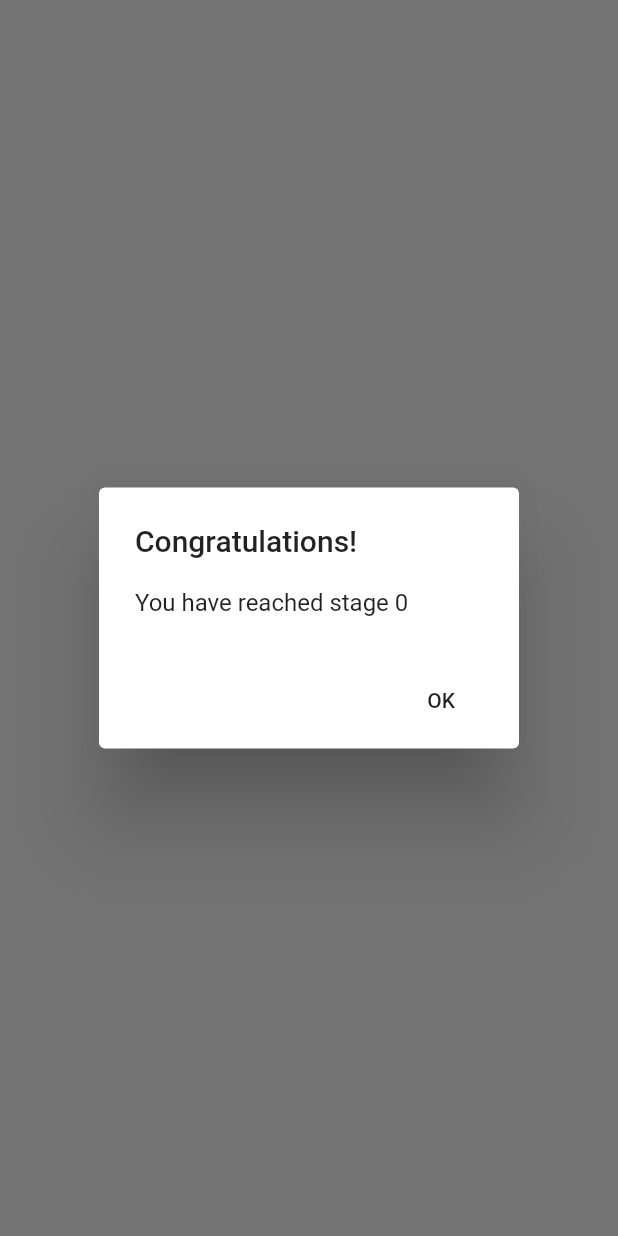
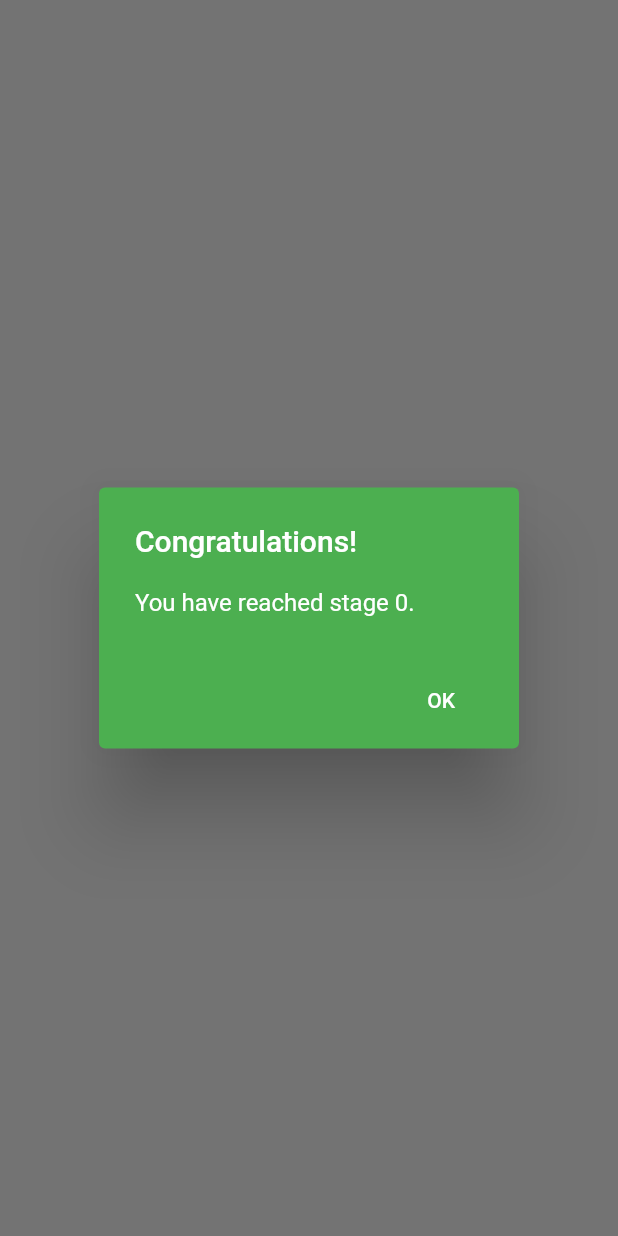
Before and after one commit to Amarygdala/wood_walk, a Flutter app: what showStageUpDialog() shows on an empty page, opened directly, on a phone screen of 412 x 824 dp. Run offline on Flutter 3.47's test engine with Material 2 defaults, Android fonts, the phone set to English and light mode, and no system bars; our stand-ins replace liquid_progress_indicator, pedometer; missing offline and left inert: weather_widget.

Commit message:
alertdialog color change

```diff
--- a/lib/main.dart
+++ b/lib/main.dart
@@ -221,17 +221,18 @@ showStageUpDialog(BuildContext context) {
 
   // set up the button
   Widget okButton = FlatButton(
-    child: Text("OK"),
+    child: Text("OK",style: TextStyle(color: Colors.white),),
     onPressed: () {Navigator.pop(context);},
   );
 
   // set up the AlertDialog
   AlertDialog alert = AlertDialog(
-    title: Text("Congratulations!"),
-    content: Text("You have reached stage $n "),
+    title: Text("Congratulations!",style: TextStyle(color: Colors.white),),
+    content: Text("You have reached stage $n. ",style: TextStyle(color: Colors.white),),
     actions: [
       okButton,
     ],
+    backgroundColor: Colors.green,
   );
 
   // show the dialog
@@ -247,17 +248,18 @@ showFinishDialog(BuildContext context) {
 
   // set up the button
   Widget okButton = FlatButton(
-    child: Text("OK"),
+    child: Text("OK",style: TextStyle(color: Colors.white),),
     onPressed: () {Navigator.pop(context);},
   );
 
   // set up the AlertDialog
   AlertDialog alert = AlertDialog(
-    title: Text("Congratulations!"),
-    content: Text("You have grown the tree. Now a tree will be planted in real life under your name. You have planted $treePlanted tree(s)."),
+    title: Text("Congratulations!",style: TextStyle(color: Colors.white),),
+    content: Text("You have grown the tree. Now a tree will be planted in real life under your name. You have planted $treePlanted tree(s).",style: TextStyle(color: Colors.white),),
     actions: [
       okButton,
     ],
+    backgroundColor: Colors.green,
   );
 
   // show the dialog
```
